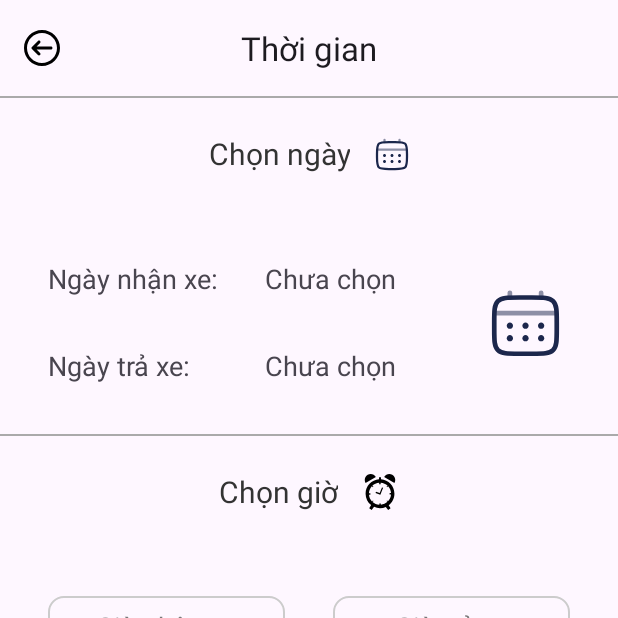
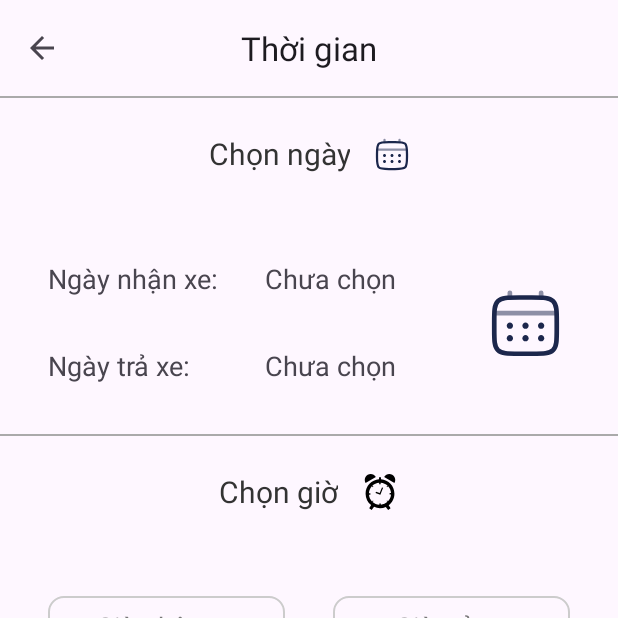
Before and after one commit to khang3999/Rentaka, an Android app: the ChooseDateActivity screen opened directly, with no data from a screen before it, on a phone screen of 412 x 824 dp, the top half of it. Run offline under Robolectric (Android 15) with nearby library versions, the phone set to English and light mode, and no system bars.

Commit message:
add back button

```diff
--- a/app/src/main/java/vn/edu/tdc/rentaka/activities/ChooseDateActivity.java
+++ b/app/src/main/java/vn/edu/tdc/rentaka/activities/ChooseDateActivity.java
@@ -184,6 +184,17 @@ public class ChooseDateActivity extends AppCompatActivity {
                     intent.setFlags(Intent.FLAG_ACTIVITY_REORDER_TO_FRONT);
                     startActivity(intent);
                 }
+            }
+        });
+
+        // Display button back on top bar navigation
+        setSupportActionBar(binding.topAppBar);
+        getSupportActionBar().setDisplayHomeAsUpEnabled(true);
+        binding.topAppBar.setNavigationOnClickListener(new View.OnClickListener() {
+            @Override
+            public void onClick(View v) {
+                Log.d("navi", "onClick: call");
+                finish();
             }
         });
     }
--- a/app/src/main/res/layout/choose_date_layout.xml
+++ b/app/src/main/res/layout/choose_date_layout.xml
@@ -18,7 +18,6 @@
             android:id="@+id/topAppBar"
             android:layout_width="match_parent"
             android:layout_height="wrap_content"
-            app:navigationIcon="@drawable/back_return_24"
             app:title="@string/title_time"
             app:titleCentered="true" />
     </com.google.android.material.appbar.AppBarLayout>
```
